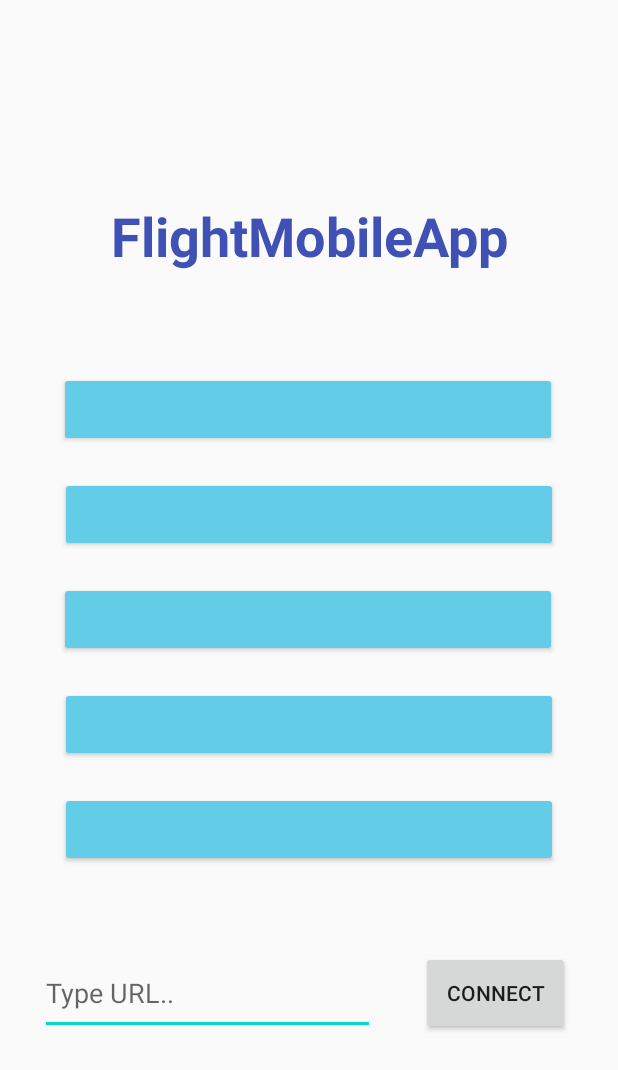
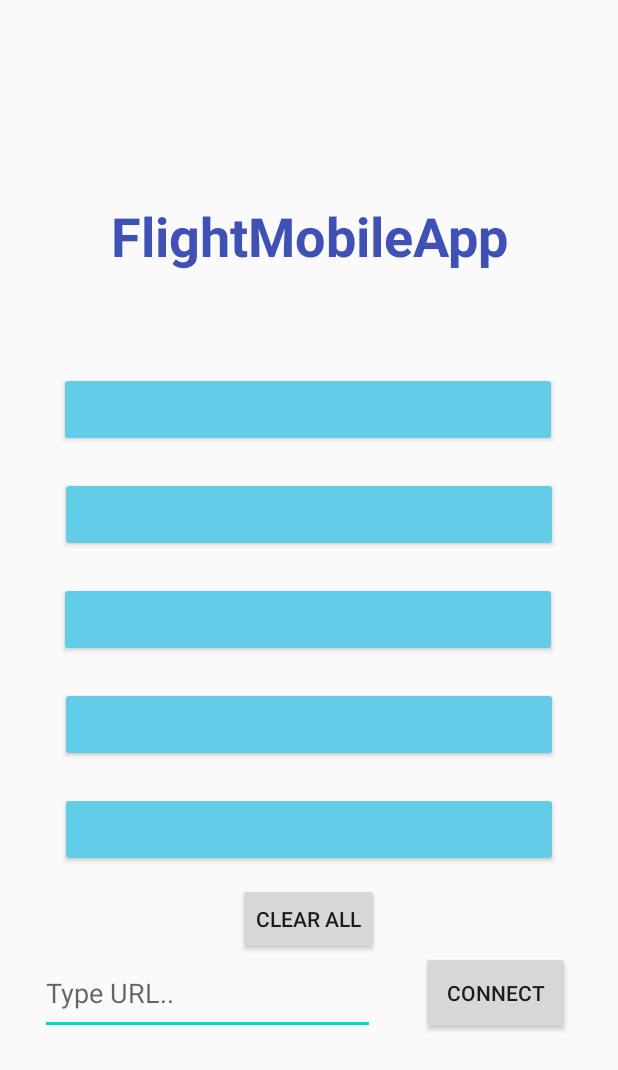
Before and after one commit to yuvalkit/FlightMobileApp, an Android app: the layout activity_main.xml on its own in the app's theme, with its tools: preview values and no code run, on a phone screen of 412 x 824 dp. Shown: the top 1070 px of the screen. Run offline under Robolectric (Android 15) with nearby library versions, the phone set to English and light mode, and no system bars.

```diff
--- a/app/src/main/res/layout/activity_main.xml
+++ b/app/src/main/res/layout/activity_main.xml
@@ -116,4 +116,17 @@
         app:layout_constraintTop_toBottomOf="@+id/headline"
         tools:visibility="visible" />
 
+    <Button
+        android:id="@+id/clearButton"
+        android:layout_width="wrap_content"
+        android:layout_height="wrap_content"
+        android:layout_marginTop="220dp"
+        android:text="@string/clear"
+        app:layout_constraintBottom_toBottomOf="parent"
+        app:layout_constraintEnd_toEndOf="parent"
+        app:layout_constraintHorizontal_bias="0.498"
+        app:layout_constraintStart_toStartOf="parent"
+        app:layout_constraintTop_toBottomOf="@+id/headline" />
+
+
 </androidx.constraintlayout.widget.ConstraintLayout>
--- a/app/src/main/res/values/strings.xml
+++ b/app/src/main/res/values/strings.xml
@@ -1,5 +1,6 @@
 <resources>
     <string name="app_name">FlightMobileApp</string>
+    <string name="clear">Clear All</string>
     <string name="type_url">Type URL..</string>
     <string name="connect_button">Connect</string>
     <string name="rudder">⟵     rudder     ⟶</string>
```
Also changed, not shown: app/build.gradle (+48 -1 lines), app/src/main/java/com/example/flightmobileapp/MainActivity.kt (+51 -2 lines), app/src/main/java/com/example/flightmobileapp/PlayModeActivity.kt (+19 -2 lines), app/src/main/res/layout/play_mode.xml (+20 -0 lines).
